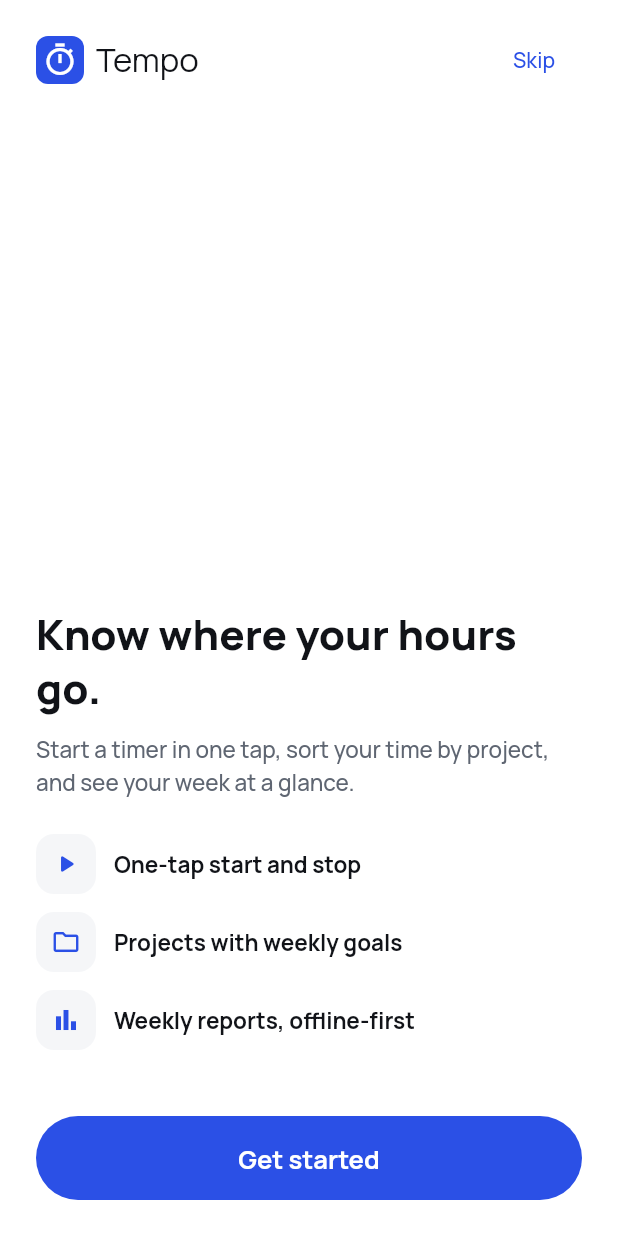
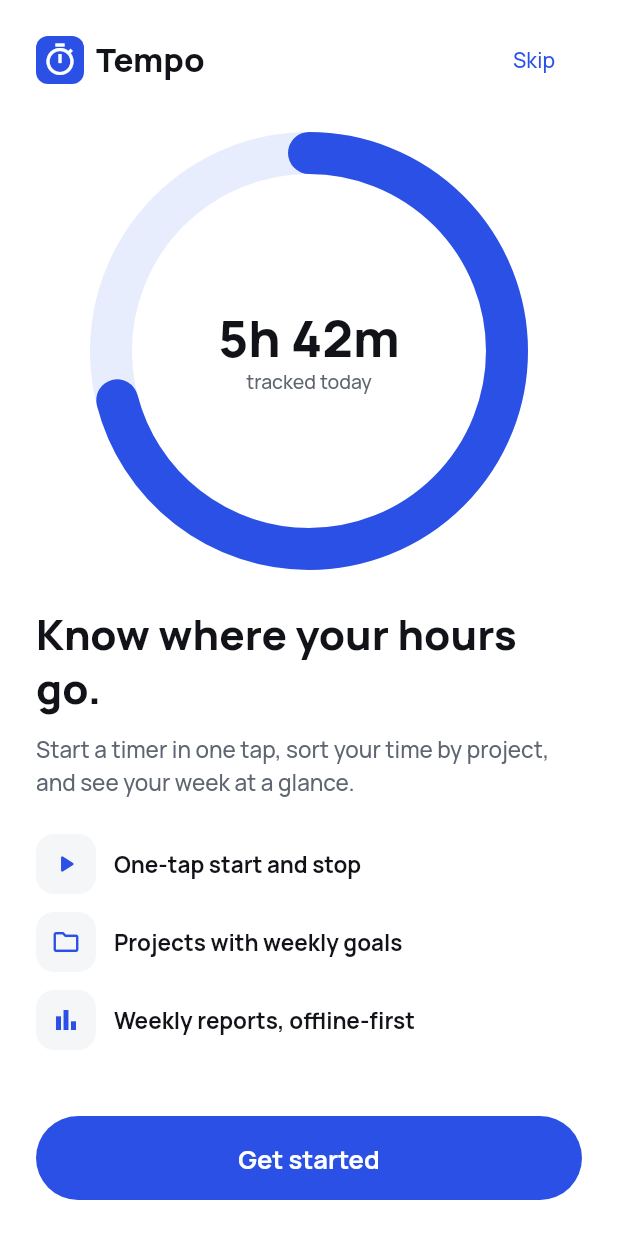
Before and after one commit to HELMAB/tempo-app, a Flutter app: the screen it shows after launch, on a phone screen of 412 x 824 dp. Run offline on Flutter 3.47's test engine with Material 3 defaults, Android fonts, the phone set to English and light mode, and no system bars; our stand-ins replace drift, drift_flutter, flutter_riverpod, freezed_annotation, go_router, shared_preferences; accounts and stored records are empty; generated files the repository leaves out were written again.

Commit message:
feat: enhance onboarding screen with progress ring and update theme font

```diff
--- a/tempo_app/lib/ui/core/themes/app_theme.dart
+++ b/tempo_app/lib/ui/core/themes/app_theme.dart
@@ -1,5 +1,4 @@
 import 'package:flutter/material.dart';
-import 'package:google_fonts/google_fonts.dart';
 
 import 'app_colors.dart';
 
@@ -9,6 +8,9 @@ abstract final class AppTheme {
   static const fieldRadius = 12.0;
   static const cardRadius = 20.0;
   static const sheetRadius = 28.0;
+
+  /// Declared in pubspec.yaml, bundled from assets/fonts.
+  static const fontFamily = 'Manrope';
 
   static ThemeData get light => _build(
     ColorScheme.fromSeed(
@@ -39,6 +41,7 @@ abstract final class AppTheme {
 
     return ThemeData(
       useMaterial3: true,
+      fontFamily: fontFamily,
       colorScheme: scheme,
       scaffoldBackgroundColor: scheme.surfaceContainerLow,
       textTheme: textTheme,
@@ -115,26 +118,20 @@ abstract final class AppTheme {
   }
 
   static TextTheme _textTheme(ColorScheme scheme) {
-    final base = GoogleFonts.manropeTextTheme(
-      ThemeData(brightness: scheme.brightness).textTheme,
-    );
-    // Go through GoogleFonts.manrope rather than copyWith: google_fonts bakes
-    // the weight into the family name, so copyWith(fontWeight:) would only
-    // fake-bold the base file.
+    final base = ThemeData(
+      brightness: scheme.brightness,
+      fontFamily: fontFamily,
+    ).textTheme;
     TextStyle style(
       TextStyle? from,
       double size,
       double lineHeight,
-      FontWeight weight, {
-      double letterSpacing = 0,
-      List<FontFeature>? fontFeatures,
-    }) => GoogleFonts.manrope(
-      textStyle: from,
+      FontWeight weight,
+    ) => from!.copyWith(
       fontSize: size,
       height: lineHeight / size,
       fontWeight: weight,
-      letterSpacing: letterSpacing,
-      fontFeatures: fontFeatures,
+      letterSpacing: 0,
     );
 
     return base
@@ -145,8 +142,7 @@ abstract final class AppTheme {
             56,
             64,
             FontWeight.w800,
-            fontFeatures: const [FontFeature.tabularFigures()],
-          ),
+          ).copyWith(fontFeatures: const [FontFeature.tabularFigures()]),
           // 5h 42m — totals.
           displaySmall: style(base.displaySmall, 34, 40, FontWeight.w800),
           // Today — screen titles.
@@ -163,8 +159,7 @@ abstract final class AppTheme {
             12,
             16,
             FontWeight.w700,
-            letterSpacing: 0.8,
-          ),
+          ).copyWith(letterSpacing: 0.8),
         )
         .apply(bodyColor: scheme.onSurface, displayColor: scheme.onSurface);
   }
--- /dev/null
+++ b/tempo_app/lib/ui/core/widgets/progress_ring.dart
@@ -0,0 +1,82 @@
+import 'dart:math' as math;
+
+import 'package:flutter/material.dart';
+
+/// Circular progress ring used by Onboarding and the running timer.
+/// Starts at 12 o'clock and fills clockwise with rounded caps.
+class ProgressRing extends StatelessWidget {
+  const ProgressRing({
+    super.key,
+    required this.progress,
+    this.strokeWidth = 28,
+    this.child,
+  });
+
+  /// 0..1; values above 1 draw a full ring.
+  final double progress;
+  final double strokeWidth;
+  final Widget? child;
+
+  @override
+  Widget build(BuildContext context) {
+    final colors = Theme.of(context).colorScheme;
+
+    return AspectRatio(
+      aspectRatio: 1,
+      child: CustomPaint(
+        painter: _RingPainter(
+          progress: progress.clamp(0, 1),
+          strokeWidth: strokeWidth,
+          trackColor: colors.primaryContainer,
+          color: colors.primary,
+        ),
+        child: Padding(
+          padding: EdgeInsets.all(strokeWidth * 1.5),
+          // Shrinks the label when the ring is squeezed on short screens.
+          child: FittedBox(fit: BoxFit.scaleDown, child: child),
+        ),
+      ),
+    );
+  }
+}
+
+class _RingPainter extends CustomPainter {
+  const _RingPainter({
+    required this.progress,
+    required this.strokeWidth,
+    required this.trackColor,
+    required this.color,
+  });
+
+  final double progress;
+  final double strokeWidth;
+  final Color trackColor;
+  final Color color;
+
+  @override
+  void paint(Canvas canvas, Size size) {
+    final rect = (Offset.zero & size).deflate(strokeWidth / 2);
+    final paint = Paint()
+      ..style = PaintingStyle.stroke
+      ..strokeWidth = strokeWidth
+      ..strokeCap = StrokeCap.round;
+
+    canvas.drawArc(rect, 0, math.pi * 2, false, paint..color = trackColor);
+    if (progress > 0) {
+      canvas.drawArc(
+        rect,
+        -math.pi / 2,
+        math.pi * 2 * progress,
+        false,
+        paint..color = color,
+      );
+    }
+  }
+
+  @override
+  bool shouldRepaint(_RingPainter old) =>
+      old.progress != progress ||
+      old.strokeWidth != strokeWidth ||
+      old.trackColor != trackColor ||
+      old.color != color;
+}
--- a/tempo_app/lib/ui/features/onboarding/views/onboarding_screen.dart
+++ b/tempo_app/lib/ui/features/onboarding/views/onboarding_screen.dart
@@ -3,6 +3,7 @@ import 'package:flutter_riverpod/flutter_riverpod.dart';
 import 'package:go_router/go_router.dart';
 
 import '../../../../routing/routes.dart';
+import '../../../core/widgets/progress_ring.dart';
 import '../view_models/onboarding_view_model.dart';
 
 class OnboardingScreen extends ConsumerWidget {
@@ -52,7 +53,12 @@ class OnboardingScreen extends ConsumerWidget {
                     ),
                   ),
                   const SizedBox(width: 8),
-                  Text('Tempo', style: theme.textTheme.titleLarge),
+                  Text(
+                    'Tempo',
+                    style: theme.textTheme.titleLarge?.copyWith(
+                      fontWeight: FontWeight.w800,
+                    ),
+                  ),
                   const Spacer(),
                   TextButton(
                     onPressed: status.isLoading ? null : viewModel.getStarted,
@@ -60,7 +66,28 @@ class OnboardingScreen extends ConsumerWidget {
                   ),
                 ],
               ),
-              const Spacer(),
+              Expanded(
+                child: Padding(
+                  padding: const EdgeInsets.symmetric(vertical: 24),
+                  child: Center(
+                    child: ProgressRing(
+                      progress: 0.71,
+                      child: Column(
+                        mainAxisSize: MainAxisSize.min,
+                        children: [
+                          Text('5h 42m', style: theme.textTheme.displaySmall),
+                          Text(
+                            'tracked today',
+                            style: theme.textTheme.bodySmall?.copyWith(
+                              color: colors.onSurfaceVariant,
+                            ),
+                          ),
+                        ],
+                      ),
+                    ),
+                  ),
+                ),
+              ),
               Text(
                 'Know where your hours go.',
                 style: theme.textTheme.headlineMedium,
```
Also changed, not shown: 1 other file.
